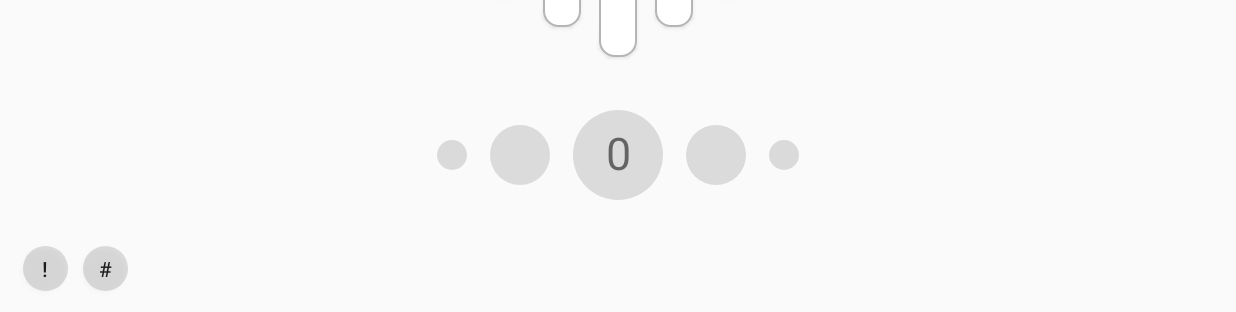
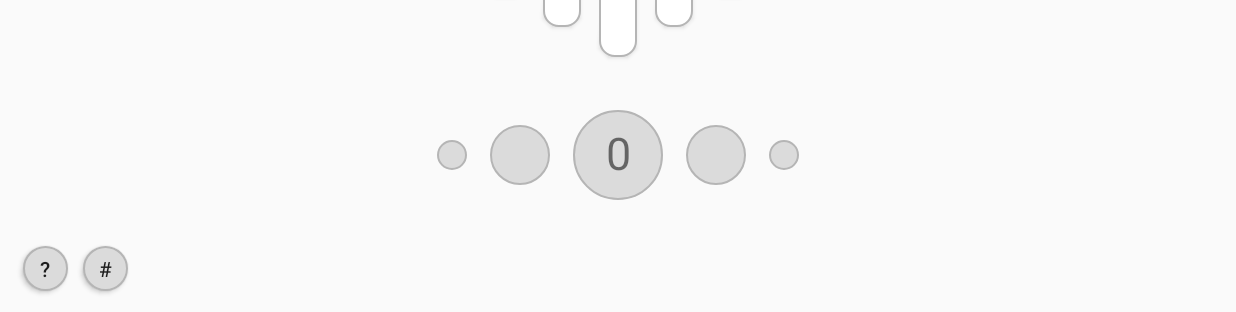
Before and after one commit to jjun990908/Tuner, an Android app: the screen it shows after launch (MainActivity), on a phone screen of 824 x 412 dp (held sideways). Shown: the part 303-615 px from the top of the screen. Run offline under Robolectric (Android 15) with nearby library versions, the phone set to English and light mode, and no system bars.

Commit message:
도움말&키 버튼 테두리 수정

```diff
--- a/app/src/main/res/drawable-v24/smallbtn_shape.xml
+++ b/app/src/main/res/drawable-v24/smallbtn_shape.xml
@@ -1,10 +1,11 @@
 <?xml version="1.0" encoding="utf-8"?>
 <shape xmlns:android="http://schemas.android.com/apk/res/android" android:shape="oval" >
+    <stroke android:width="1dip" android:color="#b5b5b5"/>
     <corners
         android:radius="20dp"
         />
     <solid
-            android:color="#20000000"
+        android:color="#dbdbdb"
         />
     <size
         android:width="30dp"
--- a/app/src/main/res/layout/activity_main.xml
+++ b/app/src/main/res/layout/activity_main.xml
@@ -185,7 +185,7 @@
         android:layout_marginStart="15dp"
         android:layout_marginBottom="16dp"
         android:background="@drawable/smallbtn_shape"
-        android:text="!"
+        android:text="?"
         app:layout_constraintBottom_toBottomOf="parent"
         app:layout_constraintStart_toStartOf="parent" />
 
```
Lines whose indentation alone changed are shown as unchanged.
